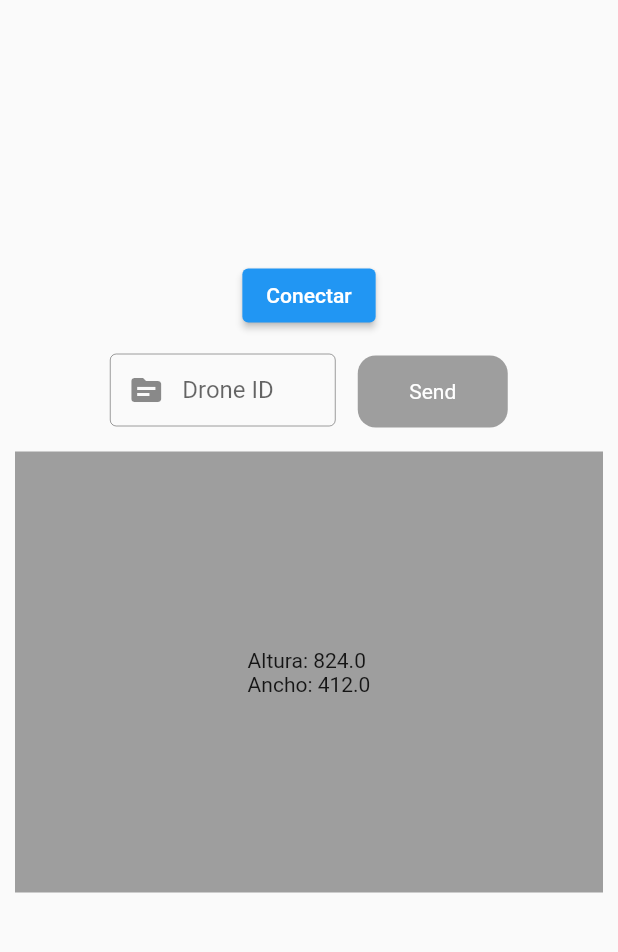
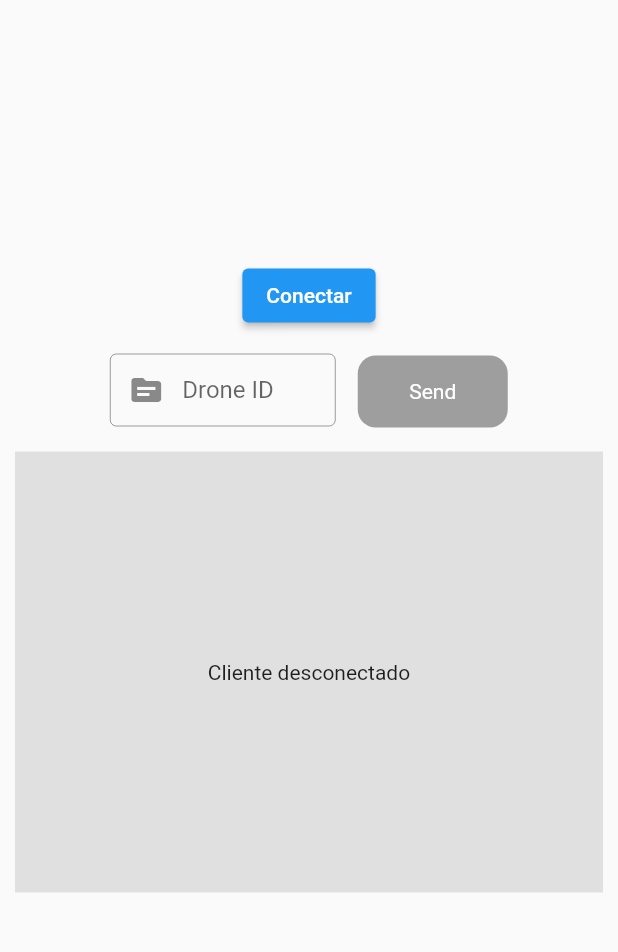
Before and after one commit to IbrahimRuben/DroneStream, a Flutter app: the screen it shows after launch, after a tap on "Conectar", on a phone screen of 412 x 824 dp, the part 84-1036 px from its top. Run offline on Flutter 3.47's test engine with Material 2 defaults, Android fonts, the phone set to English and light mode, and no system bars; missing offline and left inert: mqtt_client.

Commit message:
Step 2: Funcionamiento basico con MQTT

```diff
--- a/lib/pages/main_page.dart
+++ b/lib/pages/main_page.dart
@@ -1,4 +1,6 @@
+import 'dart:convert';
 import 'dart:developer';
+import 'dart:typed_data';
 
 import 'package:dronestream/services/mqtt_client.dart';
 import 'package:dronestream/utils/my_button.dart';
@@ -16,6 +18,8 @@ class _MainPageState extends State<MainPage> {
   late TextEditingController textController;
   late Size size;
   bool isConnected = false;
+  Uint8List? backgroundImage;
+  int sendornot = 0;
 
   @override
   void initState() {
@@ -27,6 +31,12 @@ class _MainPageState extends State<MainPage> {
   void dispose() {
     textController.dispose();
     super.dispose();
+  }
+
+  Uint8List decodeAndShow(String frame) {
+    Uint8List image = base64Decode(frame);
+    backgroundImage = image;
+    return image;
   }
 
   @override
@@ -82,6 +92,15 @@ class _MainPageState extends State<MainPage> {
                   mainAxisAlignment: MainAxisAlignment.center,
                   children: [
                     ElevatedButton(
+                      onLongPress: () {
+                        if (sendornot == 0) {
+                          mqttclient.publishMessage("", "StartVideoStream");
+                          sendornot = 1;
+                        } else {
+                          mqttclient.publishMessage("", "StopVideoStream");
+                          sendornot = 0;
+                        }
+                      },
                       onPressed: () async {
                         if (mqttclient.mqttIsConnected == false) {
                           await mqttclient.connectMqttClient();
@@ -121,7 +140,7 @@ class _MainPageState extends State<MainPage> {
                                     mqttclient.subscribeToTopic(value);
                                     textController.clear();
                                   }
-                                }, //AÑADIR FUNCION
+                                },
                                 onTapOutside: (event) {
                                   FocusScope.of(context)
                                       .unfocus(); //Un-selects textfield when tapping outside
@@ -149,11 +168,27 @@ class _MainPageState extends State<MainPage> {
                       constraints: BoxConstraints(maxWidth: size.width),
                       child: AspectRatio(
                         aspectRatio: 4 / 3,
-                        child: Container(
-                          color: Colors.grey,
-                          alignment: Alignment.center,
-                          child: Text(
-                              "Altura: ${size.height}\nAncho: ${size.width}"),
+                        child: Stack(
+                          children: [
+                            Container(
+                              color: Colors.grey[300],
+                            ),
+                            if (mqttclient.mqttIsConnected == false)
+                              const Center(
+                                child: Text("Cliente desconectado"),
+                              ),
+                            if (backgroundImage != null)
+                              Image.memory(
+                                backgroundImage!,
+                                fit: BoxFit.cover,
+                              ),
+                            //),
+                            if (mqttclient.lastVideoFrame.isNotEmpty)
+                              Image.memory(
+                                decodeAndShow(mqttclient.lastVideoFrame),
+                                fit: BoxFit.cover,
+                              ),
+                          ],
                         ),
                       ),
                     ),
--- a/lib/services/mqtt_client.dart
+++ b/lib/services/mqtt_client.dart
@@ -123,12 +123,16 @@ class MQTTClientWrapper extends ChangeNotifier {
   }
 
   void publishMessage(String message, String topic) {
-    final MqttClientPayloadBuilder builder = MqttClientPayloadBuilder();
-    builder.addString(message);
+    if (mqttIsConnected) {
+      final MqttClientPayloadBuilder builder = MqttClientPayloadBuilder();
+      builder.addString(message);
 
-    log('Publishing message "$message" to topic $topic');
+      log('Publishing message "$message" to topic $topic');
 
-    client.publishMessage(topic, MqttQos.exactlyOnce, builder.payload!);
+      client.publishMessage(topic, MqttQos.exactlyOnce, builder.payload!);
+    } else {
+      log("Cliente desconectado");
+    }
   }
 
   // Método para desuscribirse de todos los tópicos
@@ -188,11 +192,11 @@ class MQTTClientWrapper extends ChangeNotifier {
       var message =
           MqttPublishPayload.bytesToStringAsString(recMess.payload.message);
 
-      /*if (c[0].topic == 'Value') listaValueMensajes.add(message);
+      //if (c[0].topic == 'Value') listaValueMensajes.add(message);
       if (c[0].topic == 'videoFrame') {
         lastVideoFrame = message;
         notifyListeners();
-      }*/
+      }
 
       log('YOU GOT A NEW MESSAGE:');
       log(message);
```
